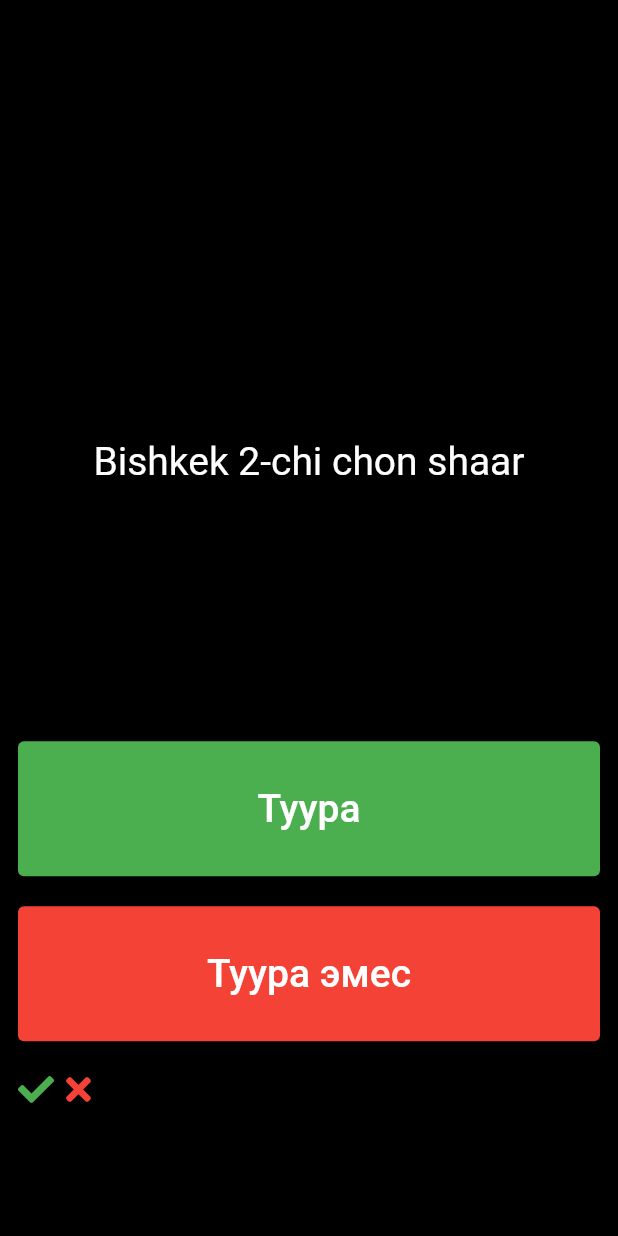
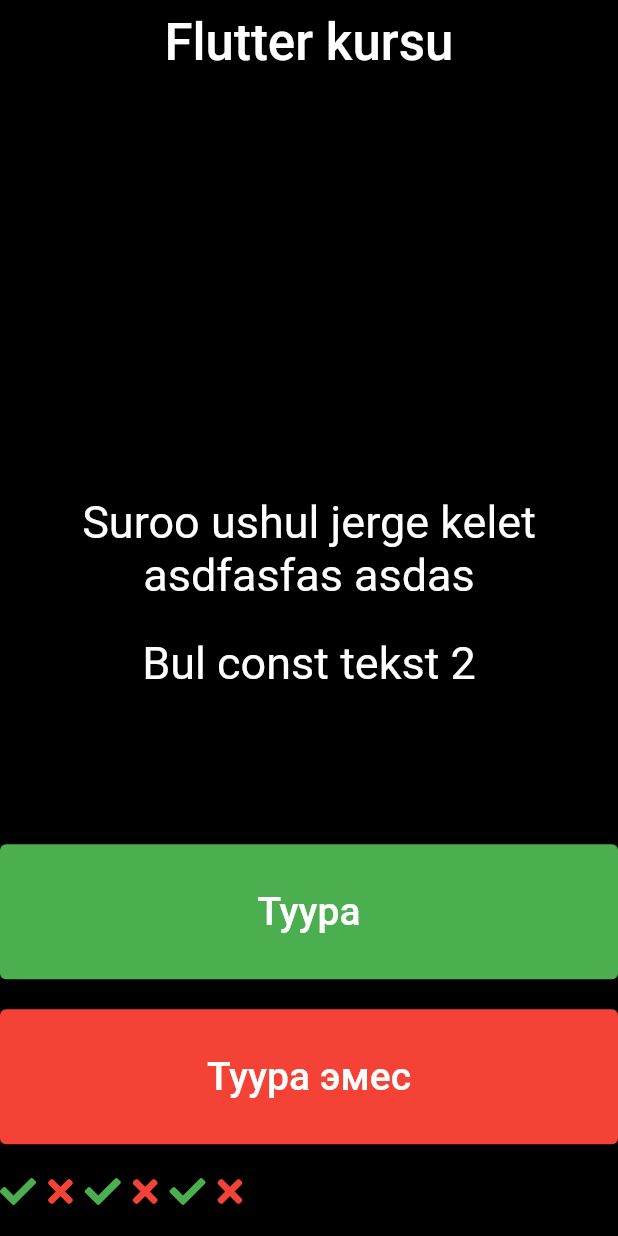
Before and after one commit to azackmatoff/kurs4_sabak6, a Flutter app: the screen it shows after launch, after a tap on "Туура", on a phone screen of 412 x 824 dp. Run offline on Flutter 3.47's test engine with Material 2 defaults, Android fonts, the phone set to English and light mode, and no system bars; our stand-ins replace font_awesome_flutter.

Commit message:
sabak  buttu

```diff
--- a/lib/main.dart
+++ b/lib/main.dart
@@ -1,5 +1,6 @@
 import 'package:flutter/material.dart';
 import 'package:kurs4_sabak6/quiz_page.dart';
+import 'package:kurs4_sabak6/sabaktar/stack_misal.dart';
 
 void main() {
   runApp(const QuizApp());
@@ -12,7 +13,9 @@
   Widget build(BuildContext context) {
     return const MaterialApp(
       debugShowCheckedModeBanner: false,
-      home: QuizPage(),
+      home: StackMisal(
+        finalSoz: 'Suroo ushul jerge kelet asdfasfas asdas',
+      ),
     );
   }
 }
--- a/lib/quiz_brain.dart
+++ b/lib/quiz_brain.dart
@@ -1,23 +1,18 @@
-import 'dart:developer';
-
 import 'package:kurs4_sabak6/quiz_model.dart';
 
 class QuizBrain {
+  /// private
   int _index = 0;
   // questionsAndAnswers = suroolor jana jooptor
-  List<QuizModel> questionsAndAnswers = <QuizModel>[
-    QuizModel(question: 'Batken Ozgon oblastina karashtuu!', answer: false),
-    QuizModel(question: 'Bishkek 2-chi chon shaar', answer: false),
-    QuizModel(question: 'Kirgizstan egemenduu olko', answer: true),
+  final List<QuizModel> _questionsAndAnswers = <QuizModel>[
+    QuizModel(question: 'Batken Ozgon oblastina karashtuu!', answer: false), //0
+    QuizModel(question: 'Bishkek 2-chi chon shaar', answer: false), //1
+    QuizModel(question: 'Kirgizstan egemenduu olko', answer: true), //2
   ];
 
   String getQuestion() {
-    log('questionsAndAnswers.length: ${questionsAndAnswers.length}');
-
-    if (_index < questionsAndAnswers.length) {
-      log('getQuestion._index: $_index');
-      log('question: ${questionsAndAnswers[_index].question}');
-      return questionsAndAnswers[_index].question;
+    if (_index < _questionsAndAnswers.length) {
+      return _questionsAndAnswers[_index].question;
     } else {
       return 'buttu';
     }
@@ -25,12 +20,11 @@
 
   void getNext() {
     _index++;
-    log('_index: $_index');
   }
 
   bool getAnswer() {
-    if (_index <= questionsAndAnswers.length) {
-      return questionsAndAnswers[_index].answer;
+    if (_index <= _questionsAndAnswers.length) {
+      return _questionsAndAnswers[_index].answer;
     }
   }
 
--- a/lib/quiz_page.dart
+++ b/lib/quiz_page.dart
@@ -1,5 +1,3 @@
-import 'dart:developer';
-
 import 'package:flutter/material.dart';
 import 'package:font_awesome_flutter/font_awesome_flutter.dart';
 import 'package:kurs4_sabak6/custom_button.dart';
@@ -43,19 +41,19 @@
   void initState() {
     super.initState();
 
+    algachkySuroonuAlipKel();
+  }
+
+  void algachkySuroonuAlipKel() {
     suroo = quizBrain.getQuestion();
   }
 
   /// koldonuuchu joop berdi
-  userAsnwered(bool answer) {
-    log('userAsnwered.answer ===> $answer');
-
+  userAsnwered(bool userAnswer) {
     /// tuuraJoop = realAsnwer
     bool realAsnwer = quizBrain.getAnswer();
 
-    log('answer == realAsnwer: ${answer == realAsnwer}');
-
-    if (answer == realAsnwer) {
+    if (userAnswer == realAsnwer) {
       icons.add(correctIcon);
     } else {
       icons.add(wrongIcon);
@@ -73,17 +71,23 @@
 
   @override
   Widget build(BuildContext context) {
+    /// _height ichinde, sebebi kurup bashtaganda kana
+    /// telefondun razmerin ala alat
+    final _height = MediaQuery.of(context).size.height;
+    //
     return Scaffold(
       backgroundColor: Colors.black,
       body: Padding(
         padding: const EdgeInsets.symmetric(horizontal: 12.0),
         child: Center(
-          child: Column(
-            mainAxisAlignment: MainAxisAlignment.spaceAround,
-            // ignore: prefer_const_literals_to_create_immutables
+          child: Stack(
             children: [
-              const SizedBox(height: 35.0),
-              Text(
+              const SizedBox(), // ZoomWidget()
+              Positioned(
+                top: _height / 3,
+                left: 2,
+                right: 2,
+                child: Text(
                   suroo,
                   style: const TextStyle(
                     color: Colors.white,
@@ -91,8 +95,17 @@
                   ),
                   textAlign: TextAlign.center,
                 ),
-              if (isFinished == true)
-                CustomButton(
+              ),
+
+              /// isFinished == true
+              /// kiska jolu: isFinished
+              ///
+              /// isFinished == false
+              /// kiska jolu: !isFinished
+              if (isFinished)
+                Positioned(
+                  bottom: _height * 0.2,
+                  child: CustomButton(
                       buttonText: 'kayradan bashta',
                       onPressed: () {
                         quizBrain.reset();
@@ -100,9 +113,12 @@
                         isFinished = false;
                         icons = <Widget>[];
                         setState(() {});
-                    })
+                      }),
+                )
               else
-                Column(
+                Positioned(
+                  bottom: _height * 0.05,
+                  child: Column(
                     children: [
                       CustomButton(
                         onPressed: () {
@@ -117,13 +133,19 @@
                         buttonText: 'Туура эмес',
                       ),
                       const SizedBox(height: 20.0),
-                    Row(
-                      children: [
-                        correctIcon,
-                        wrongIcon,
                     ],
                   ),
-                  ],
+                ),
+
+              /// ikonkalar
+              Align(
+                alignment: Alignment.bottomLeft,
+                child: Padding(
+                  padding: const EdgeInsets.only(bottom: 18.0),
+                  child: Row(
+                    children: icons,
+                  ),
+                ),
               ),
             ],
           ),
--- /dev/null
+++ b/lib/sabaktar/stack_misal.dart
@@ -0,0 +1,175 @@
+import 'dart:developer';
+
+import 'package:flutter/material.dart';
+import 'package:font_awesome_flutter/font_awesome_flutter.dart';
+import 'package:kurs4_sabak6/custom_button.dart';
+import 'package:kurs4_sabak6/sabaktar/sabaktar.dart';
+
+/// const
+const String bulConst = 'Bul const tekst 2';
+const String bulTema = 'Flutter kursu';
+
+class StackMisal extends StatefulWidget {
+  const StackMisal({this.finalSoz, Key key}) : super(key: key);
+
+  final String finalSoz;
+
+  @override
+  State<StackMisal> createState() => _StackMisalState();
+}
+
+class _StackMisalState extends State<StackMisal> {
+  Widget correctIcon = const Padding(
+    padding: EdgeInsets.only(right: 8.0),
+    child: FaIcon(
+      FontAwesomeIcons.check,
+      color: Color(0xff4CAF4F),
+    ),
+  );
+
+  /// kata ikonka
+  Widget wrongIcon = const Padding(
+    padding: EdgeInsets.only(right: 8.0),
+    child: FaIcon(
+      FontAwesomeIcons.times,
+      color: Color(0xffF44336),
+    ),
+  );
+
+  //// Sabak uchun misaldar
+  ///
+  Adam adam;
+
+  /// var, final, const
+  /// var = variable
+  var _varMisal = 3453.9;
+
+  /// final
+  String _finalSoz;
+
+  /// const
+  // static const String _bulConst = 'asdsa';
+
+  @override
+  void initState() {
+    super.initState();
+
+    // widget.finalSoz = 'asdasd';
+
+    _finalSoz = widget.finalSoz;
+
+    log('_varMisal bashynda: $_varMisal');
+    log('_finalSoz bashynda: $_finalSoz');
+
+    _varMisal = 23423.6;
+
+    /// kata beret, ozgorboyt, sebebi final (akyrky)
+    // _finalSoz = 'asdasdsa';
+
+    log('_varMisal kiyin: $_varMisal');
+  }
+
+  @override
+  Widget build(BuildContext context) {
+    /// _height ichinde, sebebi kurup bashtaganda kana
+    /// telefondun razmerin ala alat
+    final _height = MediaQuery.of(context).size.height;
+
+    /// kur
+    return Scaffold(
+      backgroundColor: Colors.black,
+      appBar: AppBar(
+        title: const Text(
+          bulTema,
+          style: TextStyle(fontSize: 34.0),
+        ),
+        centerTitle: true,
+        backgroundColor: Colors.black,
+      ),
+      body: Center(
+        child: Stack(
+          children: [
+            const SizedBox(),
+            Positioned(
+              top: _height / 3,
+              left: 2,
+              right: 2,
+              child: Column(
+                children: [
+                  Text(
+                    _finalSoz,
+                    style: TextStyle(fontSize: 30, color: Colors.white),
+                    textAlign: TextAlign.center,
+                  ),
+                  const SizedBox(height: 24),
+                  Text(
+                    bulConst,
+                    style: TextStyle(fontSize: 30, color: Colors.white),
+                    textAlign: TextAlign.center,
+                  ),
+                ],
+              ),
+            ),
+            Positioned(
+              bottom: _height * 0.05,
+              child: Column(
+                mainAxisAlignment: MainAxisAlignment.center,
+                children: [
+                  CustomButton(
+                    onPressed: () {},
+                    buttonText: 'Туура',
+                    bgColor: const Color(0xff4CAF4F),
+                  ),
+                  const SizedBox(height: 20.0),
+                  CustomButton(
+                    onPressed: () {},
+                    buttonText: 'Туура эмес',
+                  ),
+                  const SizedBox(height: 20.0),
+                ],
+              ),
+            ),
+            Align(
+              alignment: Alignment.bottomLeft,
+              child: Padding(
+                padding: const EdgeInsets.only(bottom: 18.0),
+                child: Row(
+                  children: [
+                    correctIcon,
+                    wrongIcon,
+                    correctIcon,
+                    wrongIcon,
+                    correctIcon,
+                    wrongIcon,
+                  ],
+                ),
+              ),
+            )
+          ],
+        ),
+      ),
+    );
+  }
+}
+
+kolaAlipKel() {
+  akchaBer();
+  // Adam adam = Adam();
+  ///.....////
+}
+
+akchaBer() {
+  ///....///
+}
+
+/// Scope
+/// Global Scope
+/// Local Scope
+/// Granicalar
+/// tuzup atkanda
+/// class  { ... }
+/// method (funksiya)  { ... }
+///
+/// koldonup atkanda
+/// method (funksiya)  ( ... )
+/// class ( ... )
```
Lines whose indentation alone changed are shown as unchanged.
